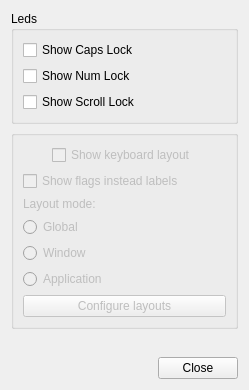
The window that src/kbdstateconfig.ui (zjes/lxqt-kbdstate) describes before a commit, drawn with Qt 5.
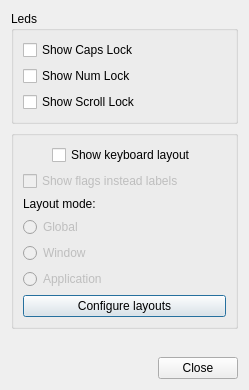
The same window after the commit.

Commit message: Fixed enabled state for unchecked show layout

```diff
--- a/src/kbdstateconfig.ui
+++ b/src/kbdstateconfig.ui
@@ -46,9 +46,6 @@
    </item>
    <item>
     <widget class="QGroupBox" name="switchMode">
-     <property name="enabled">
-      <bool>false</bool>
-     </property>
      <property name="title">
       <string/>
      </property>
@@ -70,6 +67,9 @@
         </item>
         <item>
          <widget class="QCheckBox" name="showLayout">
+          <property name="enabled">
+           <bool>true</bool>
+          </property>
           <property name="text">
            <string>Show keyboard layout</string>
           </property>
@@ -109,6 +109,9 @@
       </item>
       <item>
        <widget class="QRadioButton" name="switchGlobal">
+        <property name="enabled">
+         <bool>false</bool>
+        </property>
         <property name="text">
          <string>Global</string>
         </property>
@@ -119,6 +122,9 @@
       </item>
       <item>
        <widget class="QRadioButton" name="switchWindow">
+        <property name="enabled">
+         <bool>false</bool>
+        </property>
         <property name="text">
          <string>Window</string>
         </property>
@@ -129,6 +135,9 @@
       </item>
       <item>
        <widget class="QRadioButton" name="switchApplication">
+        <property name="enabled">
+         <bool>false</bool>
+        </property>
         <property name="text">
          <string>Application</string>
         </property>
@@ -139,9 +148,6 @@
       </item>
       <item>
        <widget class="QPushButton" name="configureLayouts">
-        <property name="enabled">
-         <bool>false</bool>
-        </property>
         <property name="text">
          <string>Configure layouts</string>
         </property>
```
The commit also changes 1 other file.
